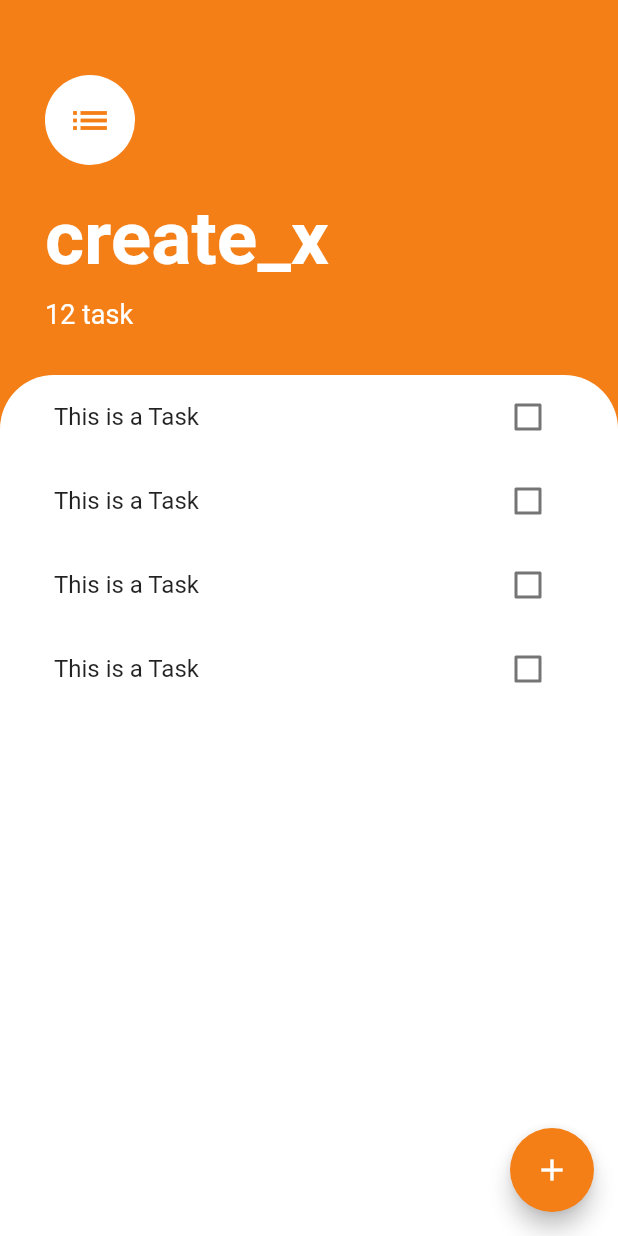
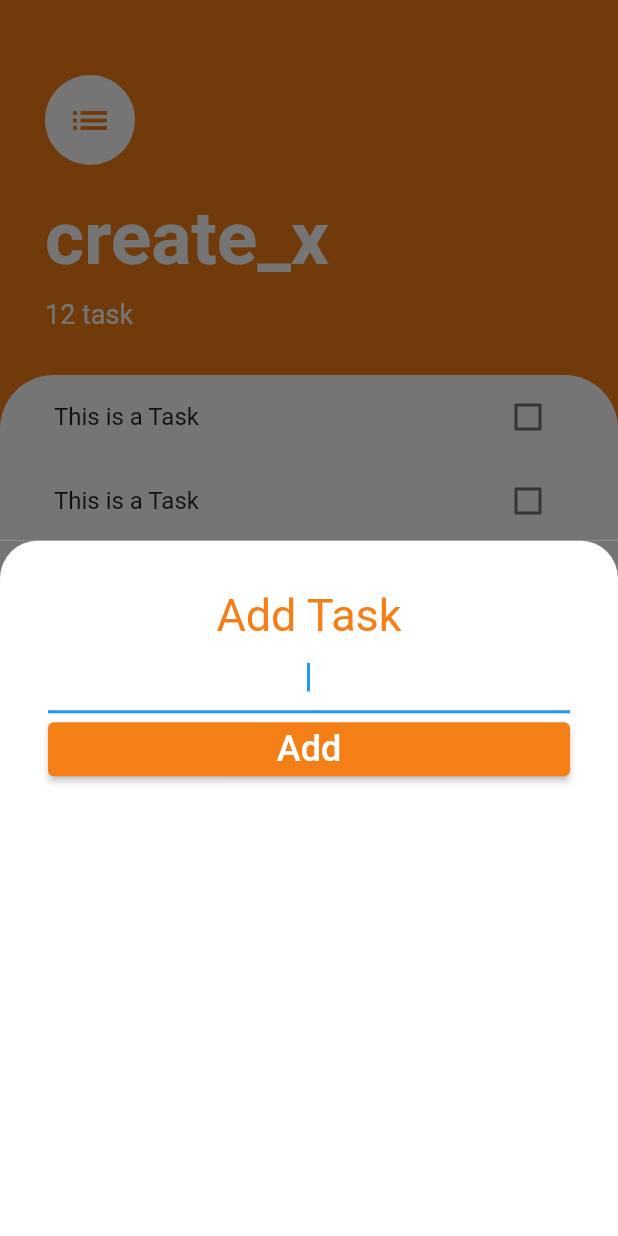
Before and after one commit to fidelmak/create_x, a Flutter app: the screen it shows after launch, after a tap on the "add" icon, on a phone screen of 412 x 824 dp. Run offline on Flutter 3.47's test engine with Material 2 defaults, Android fonts, the phone set to English and light mode, and no system bars.

Commit message:
On branch main

```diff
--- /dev/null
+++ b/lib/screens/add_task.dart
@@ -0,0 +1,48 @@
+import 'package:flutter/material.dart';
+
+class AddTaskScreen extends StatelessWidget {
+  const AddTaskScreen({super.key});
+
+  @override
+  Widget build(BuildContext context) {
+    return Container(
+      color: Color(0xfff757575),
+      child: Container(
+        decoration: BoxDecoration(
+          color: Colors.white,
+          borderRadius: BorderRadius.only(
+              topLeft: Radius.circular(25), topRight: Radius.circular(25)),
+        ),
+        child: Container(
+          margin: EdgeInsets.all(24),
+          child: Padding(
+            padding: const EdgeInsets.all(8.0),
+            child: Column(
+                crossAxisAlignment: CrossAxisAlignment.stretch,
+                children: [
+                  Text(
+                      textAlign: TextAlign.center,
+                      "Add Task",
+                      style: TextStyle(
+                          color: Colors.yellow.shade900, fontSize: 30)),
+                  TextField(
+                      autofocus: true,
+                      textAlign: TextAlign.center,
+                      decoration: InputDecoration(
+                        fillColor: Colors.yellow.shade900,
+                      )),
+                  ElevatedButton(
+                      onPressed: () {},
+                      style: ElevatedButton.styleFrom(
+                        primary: Colors.yellow.shade900, // background
+                        // foreground
+                      ),
+                      child: Text("Add",
+                          style: TextStyle(color: Colors.white, fontSize: 24)))
+                ]),
+          ),
+        ),
+      ),
+    );
+  }
+}
--- a/lib/screens/task_screen.dart
+++ b/lib/screens/task_screen.dart
@@ -1,6 +1,7 @@
 import 'package:flutter/material.dart';
 
 import '../widget/task_widget.dart';
+import 'add_task.dart';
 
 class TaskScreen extends StatefulWidget {
   const TaskScreen({super.key});
@@ -9,13 +10,18 @@
   State<TaskScreen> createState() => _TaskScreenState();
 }
 
+//Widget buildBottomSheet;
+
 class _TaskScreenState extends State<TaskScreen> {
   @override
   Widget build(BuildContext context) {
     return Scaffold(
       backgroundColor: Colors.yellow.shade900,
       floatingActionButton: FloatingActionButton(
-        onPressed: () {},
+        onPressed: () {
+          showModalBottomSheet(
+              context: context, builder: (context) => AddTaskScreen());
+        },
         backgroundColor: Colors.yellow.shade900,
         child: Icon(Icons.add),
       ),
```
